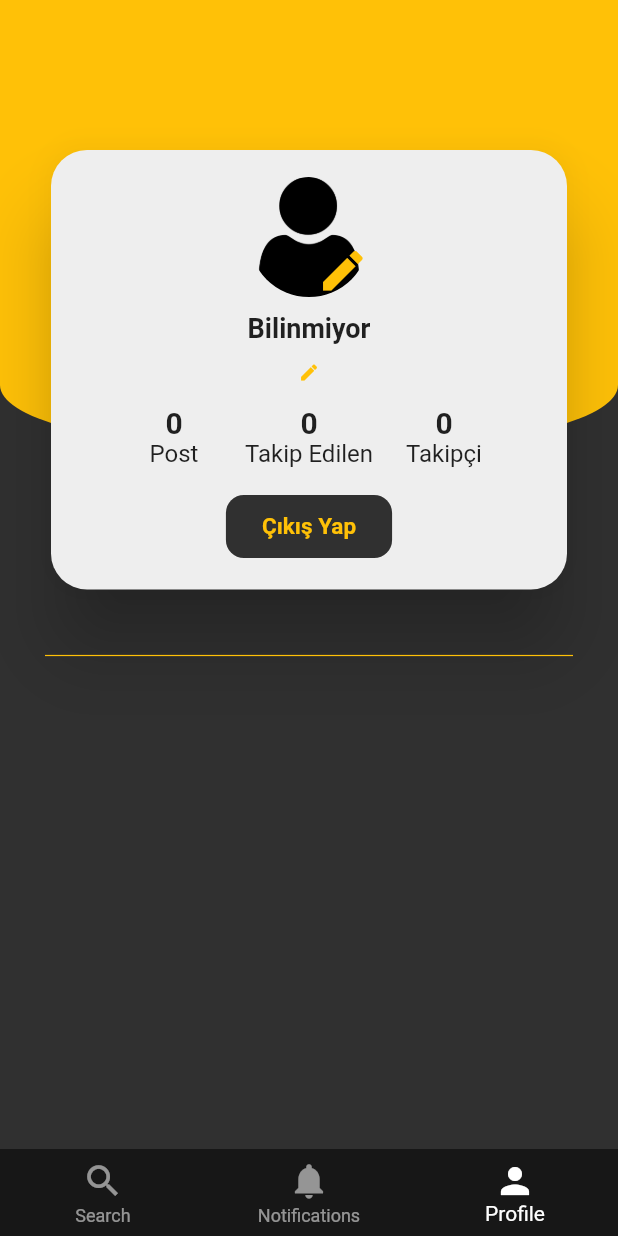
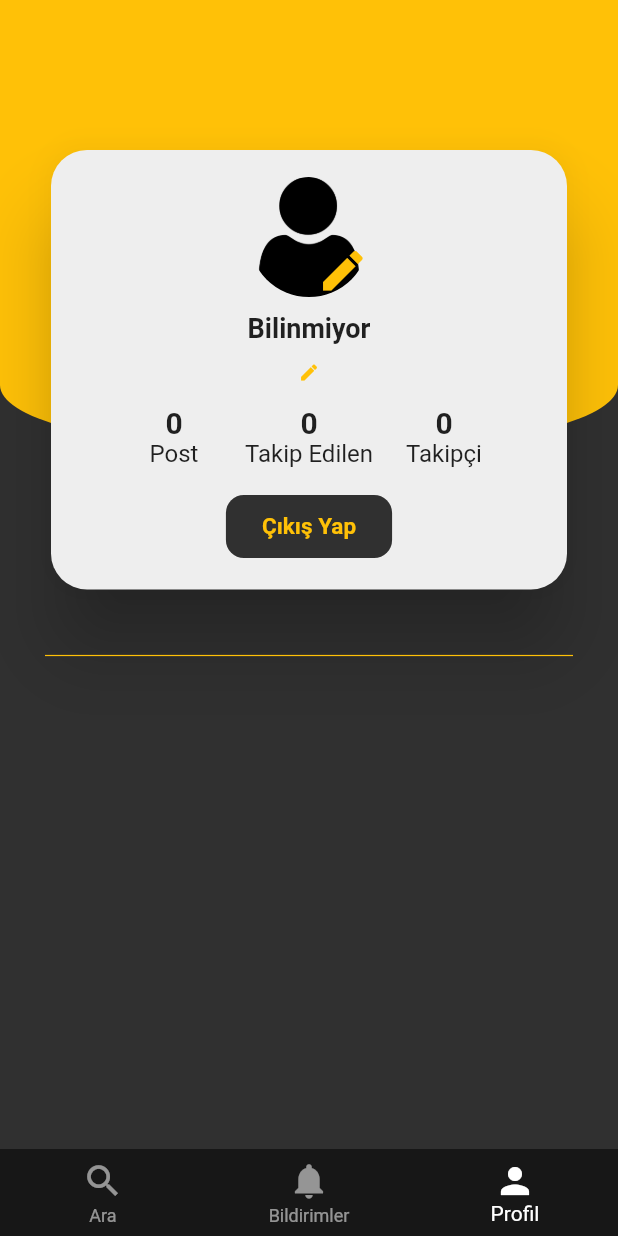
Before and after one commit to oguzhan2142/nasil-bilirdiniz, a Flutter app: the Home screen opened by its route, item 3 of the bottom bar chosen, after a tap on the "edit" icon, on a phone screen of 412 x 824 dp. Run offline on Flutter 3.47's test engine with Material 2 defaults, Android fonts, the phone set to English and light mode, and no system bars; our stand-ins replace firebase_auth, firebase_core, firebase_database, firebase_storage, flutter_local_notifications, flutter_slidable and 3 more; missing offline and left inert: string_similarity; accounts and stored records are empty.

Commit message:
added screenshots

```diff
--- a/lib/Home.dart
+++ b/lib/Home.dart
@@ -46,11 +46,11 @@ class _HomeState extends State<Home> {
         bottomNavigationBar: BottomNavigationBar(
             items: [
               BottomNavigationBarItem(
-                  icon: Icon(Icons.search), label: 'Search'),
+                  icon: Icon(Icons.search), label: 'Ara'),
               BottomNavigationBarItem(
-                  icon: Icon(Icons.notifications), label: 'Notifications'),
+                  icon: Icon(Icons.notifications), label: 'Bildirimler'),
               BottomNavigationBarItem(
-                  icon: Icon(Icons.person), label: 'Profile'),
+                  icon: Icon(Icons.person), label: 'Profil'),
             ],
             currentIndex: _selectedIndex,
             elevation: 0,
--- a/lib/login_page/singup.dart
+++ b/lib/login_page/singup.dart
@@ -12,7 +12,6 @@ class SingUp extends StatelessWidget {
   @override
   Widget build(BuildContext context) {
     return Scaffold(
-
       backgroundColor: Colors.amber,
       resizeToAvoidBottomInset: false,
       appBar: AppBar(
@@ -98,7 +97,7 @@ class SingUp extends StatelessWidget {
                           height: 10,
                         ),
                         TextField(
-                          obscureText: true,
+                            obscureText: true,
                             controller: passwordController,
                             decoration: InputDecoration(
                               labelText: 'Password',
--- a/lib/profile.dart
+++ b/lib/profile.dart
@@ -25,6 +25,7 @@ class Profile extends StatefulWidget {
 }
 
 class _ProfileState extends State<Profile> {
+  final profileImageSize = 80.0;
   int followingCount = 0;
   int followersCount = 0;
   int postCount = 0;
@@ -82,7 +83,7 @@ class _ProfileState extends State<Profile> {
   @override
   initState() {
     super.initState();
-    profileImage = Image.asset('res/user.png', width: 80);
+    profileImage = Image.asset('res/user.png', width: profileImageSize);
     floatingActionVisible = !widget.isAuthProfile;
     if (!widget.isAuthProfile) {
       db.isAlreadyPosted(widget.profileID).then((value) {
@@ -91,18 +92,7 @@ class _ProfileState extends State<Profile> {
         });
       });
     }
-    if (widget.isAuthProfile) {
-      db.getUserInfo('username').then((value) {
-        username = value;
-      });
-    } else {
-      db.getUserInfo('username', userId: widget.profileID).then((value) {
-        if (mounted)
-          setState(() {
-            username = value;
-          });
-      });
-    }
+    initUsername();
 
     updateFollowers();
 
@@ -121,6 +111,10 @@ class _ProfileState extends State<Profile> {
         });
     });
 
+    initEditablePostWidgets();
+  }
+
+  void initEditablePostWidgets() {
     newPostEditablePostWidget = EditablePostWidget(
       profileKey: widget.profileID,
       updatePostWidgets: updatePostWidgetsList,
@@ -152,6 +146,21 @@ class _ProfileState extends State<Profile> {
           });
       },
     );
+  }
+
+  void initUsername() {
+    if (widget.isAuthProfile) {
+      db.getUserInfo('username').then((value) {
+        username = value;
+      });
+    } else {
+      db.getUserInfo('username', userId: widget.profileID).then((value) {
+        if (mounted)
+          setState(() {
+            username = value;
+          });
+      });
+    }
   }
 
   void updatePostWidgetsList() async {
@@ -200,9 +209,8 @@ class _ProfileState extends State<Profile> {
         : widget.profileID;
 
     String imageUrl = await store.getDownloadLink(uid: id);
-    print('image url $imageUrl');
     if (imageUrl != null) {
-      Image temp = Image.network(imageUrl, width: 80);
+      Image temp = Image.network(imageUrl, width: profileImageSize);
       if (mounted)
         setState(() {
           profileImage = temp;
@@ -220,13 +228,13 @@ class _ProfileState extends State<Profile> {
     });
   }
 
-  Future<bool> getImage() async {
+  Future<bool> getImageFromDisc() async {
     final pickedFile = await picker.getImage(source: ImageSource.gallery);
 
     if (pickedFile != null) {
       loadedImageFile = File(pickedFile.path);
       setState(() {
-        profileImage = Image.file(loadedImageFile, width: 80);
+        profileImage = Image.file(loadedImageFile, width: profileImageSize);
       });
     }
     return pickedFile != null;
@@ -389,7 +397,10 @@ class _ProfileState extends State<Profile> {
                                       ClipRRect(
                                         borderRadius:
                                             BorderRadius.circular(360),
-                                        child: profileImage,
+                                        child: SizedBox(
+                                          height: profileImageSize,
+                                          child: profileImage,
+                                        ),
                                       ),
                                       Positioned.fill(
                                         child: widget.isAuthProfile
@@ -399,7 +410,7 @@ class _ProfileState extends State<Profile> {
                                                 child: GestureDetector(
                                                   onTap: () async {
                                                     bool isSuccessfull =
-                                                        await getImage();
+                                                        await getImageFromDisc();
 
                                                     if (isSuccessfull) {
                                                       Reference ref = await store
```
Also changed, not shown: 4 other files.
